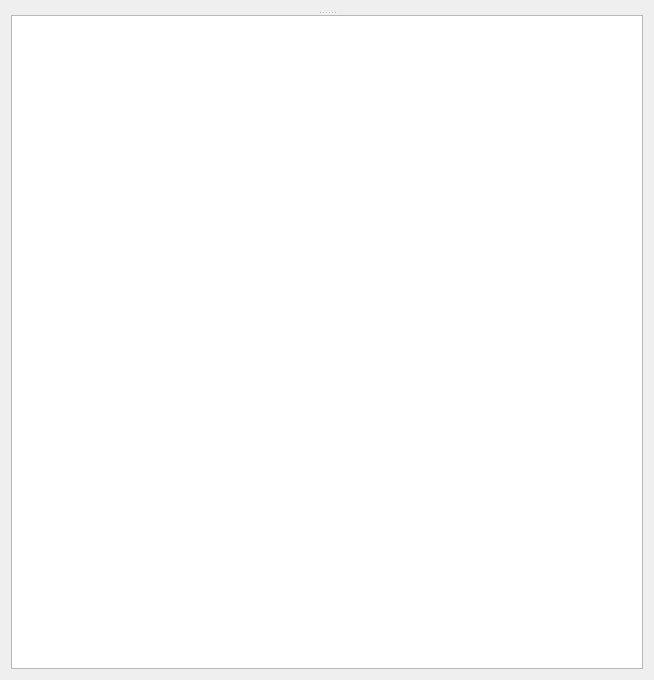
Old version of the form cct/qtgui2/main/scripting/script.ui in the repository awacha/cct.
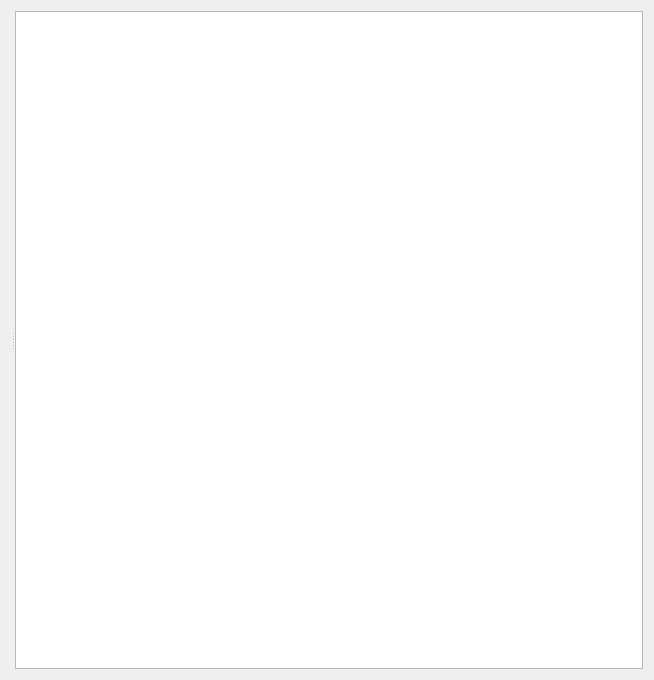
New version of the form.

Commit message: Scripting: output is now on the right-hand side of the script editor

The edit to the form file:
```diff
--- a/cct/qtgui2/main/scripting/script.ui
+++ b/cct/qtgui2/main/scripting/script.ui
@@ -23,7 +23,7 @@
    <item>
     <widget class="QSplitter" name="splitter">
      <property name="orientation">
-      <enum>Qt::Vertical</enum>
+      <enum>Qt::Horizontal</enum>
      </property>
      <widget class="QWidget" name="verticalLayoutWidget">
       <layout class="QVBoxLayout" name="scriptEditorVerticalLayout"/>
```
